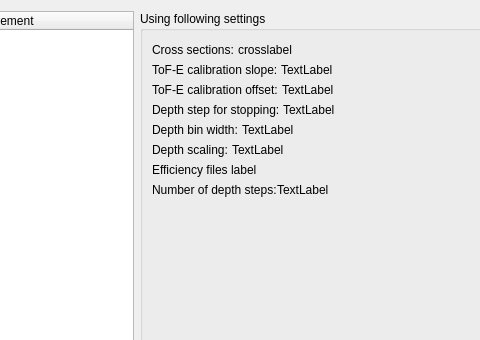
JYU-IBA/potku, file ui_files/ui_depth_profile_params.ui: the form before one commit; both pictures show x 133 to 613 and y 0 to 340 of the 697 by 506 pixel window.
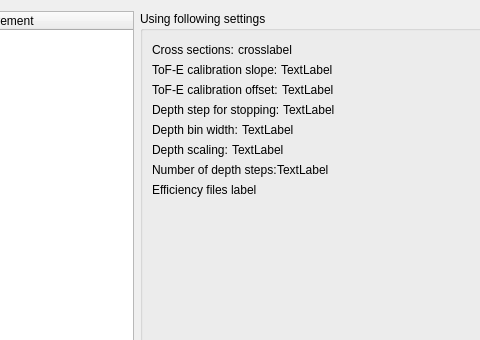
The form after the commit.

Commit message: Efficiency files are again listed in the depth profile params dialog. Their place was changed to be at the end of the listing of the parameters.

The edit to the form file:
```diff
--- a/ui_files/ui_depth_profile_params.ui
+++ b/ui_files/ui_depth_profile_params.ui
@@ -249,12 +249,16 @@
           <item>
            <layout class="QHBoxLayout" name="horizontalLayout_6">
             <item>
-             <widget class="QLabel" name="label_efficiency_files">
-              <property name="toolTip">
-               <string>Efficiency files used to calculate Depth Profile. The folder in which efficiency files are looked for can be changed in global settings.</string>
+             <widget class="QLabel" name="label_10">
+              <property name="text">
+               <string>Number of depth steps:</string>
               </property>
+             </widget>
+            </item>
+            <item>
+             <widget class="QLabel" name="label_depthnumber">
               <property name="text">
-               <string>Efficiency files label</string>
+               <string>TextLabel</string>
               </property>
              </widget>
             </item>
@@ -276,16 +280,12 @@
           <item>
            <layout class="QHBoxLayout" name="horizontalLayout_15">
             <item>
-             <widget class="QLabel" name="label_10">
-              <property name="text">
-               <string>Number of depth steps:</string>
+             <widget class="QLabel" name="label_efficiency_files">
+              <property name="toolTip">
+               <string>Efficiency files used to calculate Depth Profile. The folder in which efficiency files are looked for can be changed in global settings.</string>
               </property>
-             </widget>
-            </item>
-            <item>
-             <widget class="QLabel" name="label_depthnumber">
               <property name="text">
-               <string>TextLabel</string>
+               <string>Efficiency files label</string>
               </property>
              </widget>
             </item>
```
The commit also changes 1 other file.
